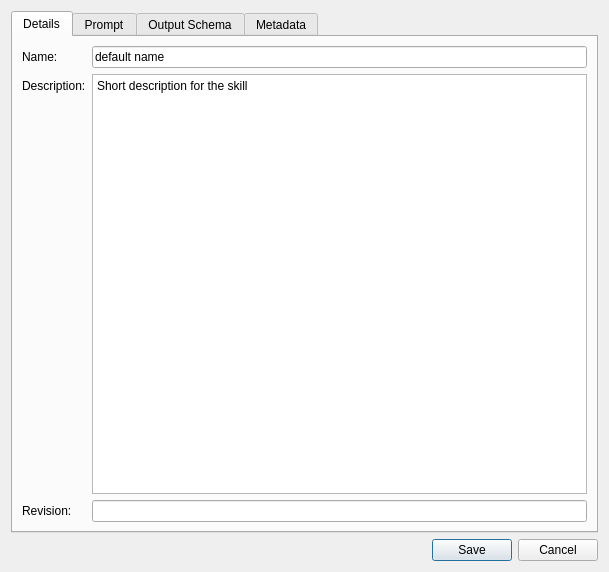
Qt form acta_gamma/ui/skillDialog.ui (boucaron/ACTA_Gamma) before a commit.
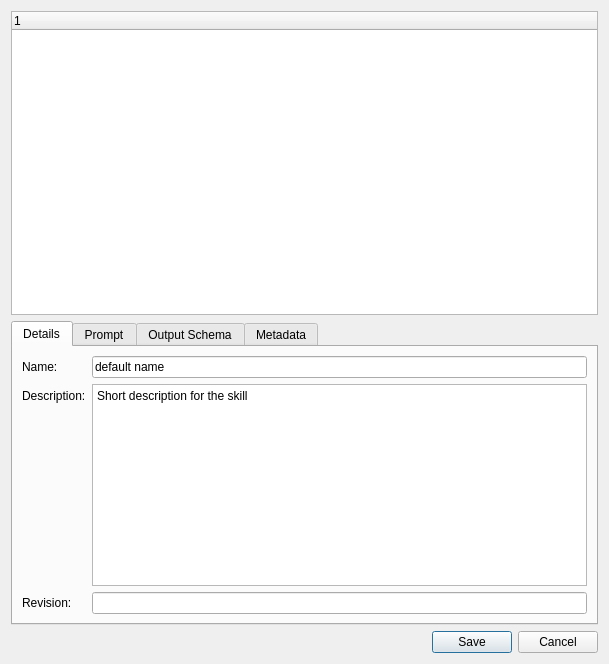
The same form after that commit.

Commit message: Skill dialog: load revision list, show selected revision

Patch:
```diff
--- a/acta_gamma/ui/skillDialog.ui
+++ b/acta_gamma/ui/skillDialog.ui
@@ -7,13 +7,22 @@
     <x>0</x>
     <y>0</y>
     <width>609</width>
-    <height>572</height>
+    <height>664</height>
    </rect>
   </property>
   <property name="windowTitle">
    <string>Skill: default name</string>
   </property>
   <layout class="QVBoxLayout" name="verticalLayout">
+   <item>
+    <widget class="QTreeWidget" name="revisionTreeWidget">
+     <column>
+      <property name="text">
+       <string notr="true">1</string>
+      </property>
+     </column>
+    </widget>
+   </item>
    <item>
     <widget class="QTabWidget" name="tabWidget">
      <property name="currentIndex">
```
The commit also changes 2 other files.
